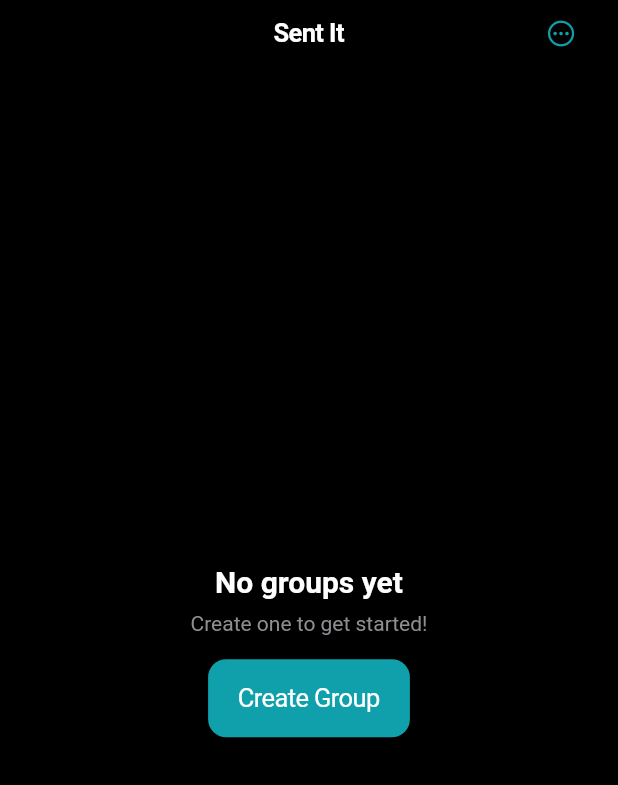
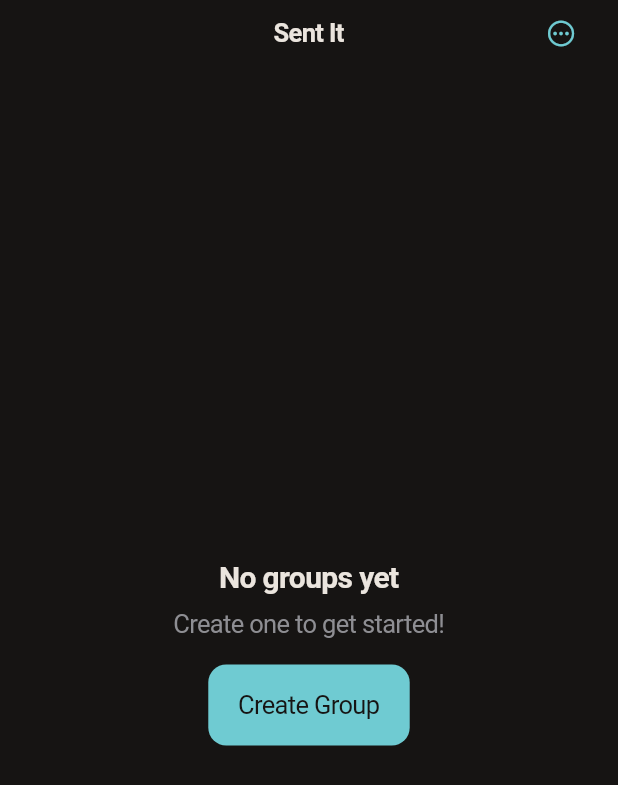
Before and after one commit to RolandoQuintana/send_it, a Flutter app: the screen it shows after launch, on a phone screen of 412 x 824 dp. Shown: the top 785 px of the screen. Run offline on Flutter 3.47's test engine with Material 3 defaults, Android fonts, the phone set to English and light mode, and no system bars; drawn by our look-alikes of upgrader; our stand-ins replace flutter_contacts, image_picker, permission_handler, shared_preferences; missing offline and left inert: purchases_flutter, purchases_ui_flutter.

Commit message:
PD-125: Theme foundation with warm-neutral tokens and teal tones
- lib/theme: palette (Scroll Less warm neutrals + brand teal #0FA0AB),
  AppSurfaces tokens via context.surfaces, radii, raised/floating
  shadows, cardDecoration, SF Pro type scale, CupertinoThemeData
  builder that works for light, dark, or system.
- Teal tones that pass contrast: deep teal #087079 for light fills and
  text, lifted #6FCBD2 for dark text, deep #0D7880 dark fill.
- Faint greys nudged darker/lighter so tertiary text holds 3:1.
- Contrast ratios asserted in test/theme/contrast_test.dart.
- main.dart uses the new theme, still forced dark until PD-126.

Co-Authored-By: Claude Opus 5.5 <noreply@anthropic.com>

```diff
--- a/send_it/lib/main.dart
+++ b/send_it/lib/main.dart
@@ -12,6 +12,7 @@ import 'screens/more_screen.dart';
 import 'services/blast_feature_service.dart';
 import 'services/group_storage.dart';
 import 'services/subscription_service.dart';
+import 'theme/app_theme.dart';
 import 'widgets/subscription_gate.dart';
 
 Future<void> main() async {
@@ -28,14 +29,9 @@ class SendItApp extends StatelessWidget {
   Widget build(BuildContext context) {
     return CupertinoApp(
       title: 'Sent It',
-      theme: const CupertinoThemeData(
-        primaryColor: Color(0xFF0fa0ab),
-        brightness: Brightness.dark,
-        scaffoldBackgroundColor: CupertinoColors.black,
-        textTheme: CupertinoTextThemeData(
-          textStyle: TextStyle(color: CupertinoColors.white),
-        ),
-      ),
+      // Dark until the Appearance setting (PD-126) lands; screens still
+      // assume a dark background.
+      theme: AppTheme.cupertino(brightness: Brightness.dark),
       home: SubscriptionGate(
         child: UpgradeAlert(
           upgrader: Upgrader(
--- /dev/null
+++ b/send_it/lib/theme/app_colors.dart
@@ -0,0 +1,77 @@
+import 'package:flutter/cupertino.dart';
+
+/// Raw palette. Widgets should read [AppSurfaces] via `context.surfaces`
+/// so they follow light and dark; reach for these only when building
+/// tokens.
+///
+/// Neutrals are Scroll Less's warm palette. Contrast ratios (WCAG) are
+/// noted against the surface each color is meant to sit on and are
+/// asserted in `test/theme/contrast_test.dart`.
+abstract final class AppColors {
+  // Brand teal. The identity color (icon, avatars, large glyphs). White on
+  // it is 3.1:1: fine for icons and large text, too weak for small labels,
+  // so filled controls and teal text use [tealDeep] / [tealOnDark].
+  static const Color brand = Color(0xFF0FA0AB);
+
+  // Light teal tones. [tealDeep] carries white at 5.7:1 and reads as text
+  // on shell 4.9:1, panel 5.7:1, fill 4.8:1.
+  static const Color tealDeep = Color(0xFF087079);
+  static const Color tealSoft = Color(0xFFDCEEEE);
+
+  // Dark teal tones. [tealOnDark] is for text and glyphs (shell 9.8:1,
+  // panel 8.2:1); [tealDarkFill] is deep so buttons don't glow (white
+  // 5.1:1); [tealDarkSoft] is the wash behind teal text (7.2:1).
+  static const Color tealOnDark = Color(0xFF6FCBD2);
+  static const Color tealDarkFill = Color(0xFF0D7880);
+  static const Color tealDarkSoft = Color(0xFF1E3133);
+
+  static const Color onTeal = Color(0xFFFDFCFA);
+
+  // Warm neutrals (light). Ink on panel 14.7:1, muted on panel 5.6:1 and
+  // on shell 4.9:1. Faint is a step darker than Scroll Less's so it holds
+  // 3:1 on shell, panel and fill; still tertiary and disabled only.
+  static const Color shell = Color(0xFFF2EBE3);
+  static const Color panel = Color(0xFFFFFCF8);
+  static const Color fill = Color(0xFFEFE7DE);
+  static const Color border = Color(0xFFE0D6CB);
+  static const Color n300 = Color(0xFFD0C4B6);
+  static const Color faint = Color(0xFF8A837B);
+  static const Color muted = Color(0xFF6B6560);
+  static const Color ink = Color(0xFF2A2622);
+
+  /// Warm brown used at low alpha for every light-mode shadow, so depth
+  /// never looks grey on the warm neutrals.
+  static const Color shadow = Color(0xFF3B2A1A);
+
+  // Warm charcoal (dark), never pure black. Depth comes from lightness:
+  // shell → panel → raised each step lighter. Ink on panel 12.3:1, muted
+  // 5.7:1, faint 3.5:1 (lifted from Scroll Less's to clear 3:1 on fill;
+  // tertiary only).
+  static const Color dShell = Color(0xFF161413);
+  static const Color dPanel = Color(0xFF272421);
+  static const Color dFill = Color(0xFF2F2B28);
+  static const Color dRaised = Color(0xFF36322F);
+  static const Color dBorder = Color(0xFF3B3734);
+  static const Color dEdge = Color(0x0FFFF4E8);
+  static const Color dFaint = Color(0xFF7E7872);
+  static const Color dMuted = Color(0xFFA39C95);
+  static const Color dInk = Color(0xFFEBE5DE);
+
+  // Status (light): text tone on its soft wash.
+  static const Color success = Color(0xFF4C6741);
+  static const Color successSoft = Color(0xFFEAF0E2);
+  static const Color warning = Color(0xFF94580A);
+  static const Color warningSoft = Color(0xFFFAF0DA);
+  static const Color danger = Color(0xFFB7171A);
+  static const Color dangerSoft = Color(0xFFFBF0EF);
+  static const Color dangerBorder = Color(0xFFE3C6C3);
+
+  // Status (dark): lifted tones on deep washes.
+  static const Color dSuccess = Color(0xFFA3C495);
+  static const Color dSuccessSoft = Color(0xFF243020);
+  static const Color dWarning = Color(0xFFE2B866);
+  static const Color dWarningSoft = Color(0xFF3A2E18);
+  static const Color dDanger = Color(0xFFF08A80);
+  static const Color dDangerSoft = Color(0xFF3B201E);
+  static const Color dDangerBorder = Color(0xFF5E2D29);
+}
--- /dev/null
+++ b/send_it/lib/theme/app_surfaces.dart
@@ -0,0 +1,200 @@
+import 'package:flutter/cupertino.dart';
+
+import 'app_colors.dart';
+
+/// Corner radii. Use with [RoundedSuperellipseBorder] for iOS-style
+/// continuous corners.
+abstract final class AppRadii {
+  static const double sm = 10;
+  static const double md = 14;
+  static const double lg = 22;
+  static const double xl = 28;
+}
+
+/// Theme-aware tokens for everything the app draws. Read via
+/// `context.surfaces`, which picks [light] or [dark] from the current
+/// Cupertino brightness.
+@immutable
+class AppSurfaces {
+  const AppSurfaces({
+    required this.brightness,
+    required this.background,
+    required this.card,
+    required this.raisedFill,
+    required this.fill,
+    required this.hairline,
+    required this.cardEdge,
+    required this.ink,
+    required this.muted,
+    required this.faint,
+    required this.brand,
+    required this.accent,
+    required this.accentFill,
+    required this.onAccent,
+    required this.accentSoft,
+    required this.shadowColor,
+    required this.success,
+    required this.successSoft,
+    required this.warning,
+    required this.warningSoft,
+    required this.danger,
+    required this.dangerSoft,
+    required this.dangerBorder,
+  });
+
+  final Brightness brightness;
+
+  /// Page shell behind everything.
+  final Color background;
+
+  /// Cards, grouped sections, sheets.
+  final Color card;
+
+  /// Surface that sits above [card] (segmented thumbs, popovers).
+  final Color raisedFill;
+
+  /// Quiet fill for inputs, tracks, chips and inset wells.
+  final Color fill;
+  final Color hairline;
+
+  /// Rim drawn around cards; carries depth in dark where shadows vanish.
+  final Color cardEdge;
+
+  final Color ink;
+  final Color muted;
+
+  /// Tertiary text and inactive glyphs only (about 3:1).
+  final Color faint;
+
+  /// Brand teal, unchanged across themes: avatars, icon-like glyphs and
+  /// large fills. Not for small text.
+  final Color brand;
+
+  /// Teal for text, links and selected glyphs.
+  final Color accent;
+
+  /// Background of filled controls (buttons, FAB, switch track); [onAccent]
+  /// sits on it.
+  final Color accentFill;
+  final Color onAccent;
+
+  /// Pale teal wash for selected rows, chips and pills.
+  final Color accentSoft;
+  final Color shadowColor;
+
+  final Color success;
+  final Color successSoft;
+  final Color warning;
+  final Color warningSoft;
+  final Color danger;
+  final Color dangerSoft;
+  final Color dangerBorder;
+
+  bool get isDark => brightness == Brightness.dark;
+
+  static const light = AppSurfaces(
+    brightness: Brightness.light,
+    background: AppColors.shell,
+    card: AppColors.panel,
+    raisedFill: AppColors.panel,
+    fill: AppColors.fill,
+    hairline: AppColors.border,
+    cardEdge: Color(0x00000000),
+    ink: AppColors.ink,
+    muted: AppColors.muted,
+    faint: AppColors.faint,
+    brand: AppColors.brand,
+    accent: AppColors.tealDeep,
+    accentFill: AppColors.tealDeep,
+    onAccent: AppColors.onTeal,
+    accentSoft: AppColors.tealSoft,
+    shadowColor: AppColors.shadow,
+    success: AppColors.success,
+    successSoft: AppColors.successSoft,
+    warning: AppColors.warning,
+    warningSoft: AppColors.warningSoft,
+    danger: AppColors.danger,
+    dangerSoft: AppColors.dangerSoft,
+    dangerBorder: AppColors.dangerBorder,
+  );
+
+  static const dark = AppSurfaces(
+    brightness: Brightness.dark,
+    background: AppColors.dShell,
+    card: AppColors.dPanel,
+    raisedFill: AppColors.dRaised,
+    fill: AppColors.dFill,
+    hairline: AppColors.dBorder,
+    cardEdge: AppColors.dEdge,
+    ink: AppColors.dInk,
+    muted: AppColors.dMuted,
+    faint: AppColors.dFaint,
+    brand: AppColors.brand,
+    accent: AppColors.tealOnDark,
+    accentFill: AppColors.tealDarkFill,
+    onAccent: AppColors.onTeal,
+    accentSoft: AppColors.tealDarkSoft,
+    shadowColor: Color(0xFF000000),
+    success: AppColors.dSuccess,
+    successSoft: AppColors.dSuccessSoft,
+    warning: AppColors.dWarning,
+    warningSoft: AppColors.dWarningSoft,
+    danger: AppColors.dDanger,
+    dangerSoft: AppColors.dDangerSoft,
+    dangerBorder: AppColors.dDangerBorder,
+  );
+
+  static AppSurfaces of(Brightness brightness) =>
+      brightness == Brightness.dark ? dark : light;
+
+  /// Resting depth for cards and tiles: a tight contact shadow plus a soft,
+  /// wide ambient one.
+  List<BoxShadow> get raised => [
+        BoxShadow(
+          color: shadowColor.withValues(alpha: 0.05),
+          blurRadius: 2,
+          offset: const Offset(0, 1),
+        ),
+        BoxShadow(
+          color: shadowColor.withValues(alpha: 0.07),
+          blurRadius: 24,
+          offset: const Offset(0, 8),
+        ),
+      ];
+
+  /// Depth for chrome that floats over content (FAB, composer, overlays).
+  List<BoxShadow> get floating => [
+        BoxShadow(
+          color: shadowColor.withValues(alpha: 0.06),
+          blurRadius: 3,
+          offset: const Offset(0, 1),
+        ),
+        BoxShadow(
+          color: shadowColor.withValues(alpha: 0.12),
+          blurRadius: 40,
+          offset: const Offset(0, 14),
+        ),
+      ];
+
+  /// Continuous-corner card with resting depth.
+  ShapeDecoration cardDecoration({
+    double radius = AppRadii.lg,
+    Color? color,
+  }) {
+    return ShapeDecoration(
+      color: color ?? card,
+      shape: RoundedSuperellipseBorder(
+        borderRadius: BorderRadius.circular(radius),
+        side: BorderSide(color: cardEdge, width: 0.5),
+      ),
+      shadows: raised,
+    );
+  }
+}
+
+extension AppSurfacesContext on BuildContext {
+  /// Tokens for the current brightness (the app's theme, or the platform's
+  /// when the theme follows the system).
+  AppSurfaces get surfaces =>
+      AppSurfaces.of(CupertinoTheme.brightnessOf(this));
+}
--- /dev/null
+++ b/send_it/lib/theme/app_text.dart
@@ -0,0 +1,99 @@
+import 'package:flutter/cupertino.dart';
+
+/// iOS text styles in SF Pro (sizes and tracking from Apple's HIG). Nothing
+/// under 12pt. Styles carry no color, so text inherits `ink` from the
+/// theme; pass `surfaces.muted` etc. with `copyWith` where needed.
+abstract final class AppText {
+  // Flutter maps these names to SF Pro Text / Display on iOS.
+  static const String _text = 'CupertinoSystemText';
+  static const String _display = 'CupertinoSystemDisplay';
+
+  static const TextStyle largeTitle = TextStyle(
+    fontFamily: _display,
+    fontSize: 34,
+    fontWeight: FontWeight.w700,
+    letterSpacing: 0.37,
+    height: 1.2,
+  );
+
+  static const TextStyle title1 = TextStyle(
+    fontFamily: _display,
+    fontSize: 28,
+    fontWeight: FontWeight.w700,
+    letterSpacing: 0.36,
+    height: 1.2,
+  );
+
+  static const TextStyle title2 = TextStyle(
+    fontFamily: _display,
+    fontSize: 22,
+    fontWeight: FontWeight.w700,
+    letterSpacing: -0.26,
+    height: 1.25,
+  );
+
+  static const TextStyle title3 = TextStyle(
+    fontFamily: _display,
+    fontSize: 20,
+    fontWeight: FontWeight.w600,
+    letterSpacing: -0.45,
+    height: 1.25,
+  );
+
+  static const TextStyle headline = TextStyle(
+    fontFamily: _text,
+    fontSize: 17,
+    fontWeight: FontWeight.w600,
+    letterSpacing: -0.43,
+    height: 1.3,
+  );
+
+  static const TextStyle body = TextStyle(
+    fontFamily: _text,
+    fontSize: 17,
+    fontWeight: FontWeight.w400,
+    letterSpacing: -0.43,
+    height: 1.3,
+  );
+
+  static const TextStyle callout = TextStyle(
+    fontFamily: _text,
+    fontSize: 16,
+    fontWeight: FontWeight.w400,
+    letterSpacing: -0.31,
+    height: 1.3,
+  );
+
+  static const TextStyle subhead = TextStyle(
+    fontFamily: _text,
+    fontSize: 15,
+    fontWeight: FontWeight.w400,
+    letterSpacing: -0.23,
+    height: 1.35,
+  );
+
+  static const TextStyle footnote = TextStyle(
+    fontFamily: _text,
+    fontSize: 13,
+    fontWeight: FontWeight.w400,
+    letterSpacing: -0.08,
+    height: 1.35,
+  );
+
+  static const TextStyle caption = TextStyle(
+    fontFamily: _text,
+    fontSize: 12,
+    fontWeight: FontWeight.w400,
+    letterSpacing: 0,
+    height: 1.35,
+  );
+
+  /// Uppercase grouped-section header (apply `.toUpperCase()` to the text).
+  static const TextStyle sectionHeader = TextStyle(
+    fontFamily: _text,
+    fontSize: 13,
+    fontWeight: FontWeight.w500,
+    letterSpacing: 0.2,
+    height: 1.35,
+  );
+}
--- /dev/null
+++ b/send_it/lib/theme/app_theme.dart
@@ -0,0 +1,53 @@
+import 'package:flutter/cupertino.dart';
+
+import 'app_surfaces.dart';
+import 'app_text.dart';
+
+/// Builds the app's [CupertinoThemeData].
+///
+/// Pass a [Brightness] to force light or dark; pass null to follow the
+/// system. Colors are [CupertinoDynamicColor]s, so either way they resolve
+/// to the matching [AppSurfaces] tokens.
+abstract final class AppTheme {
+  static CupertinoThemeData cupertino({Brightness? brightness}) {
+    const l = AppSurfaces.light;
+    const d = AppSurfaces.dark;
+
+    final ink = CupertinoDynamicColor.withBrightness(
+      color: l.ink,
+      darkColor: d.ink,
+    );
+    final accent = CupertinoDynamicColor.withBrightness(
+      color: l.accent,
+      darkColor: d.accent,
+    );
+
+    return CupertinoThemeData(
+      brightness: brightness,
+      // Cupertino uses primaryColor both for tinted text and for
+      // `CupertinoButton.filled`, so it gets the text-safe teal; its
+      // contrasting color keeps filled-button labels at 4.5:1 or above.
+      primaryColor: accent,
+      primaryContrastingColor: CupertinoDynamicColor.withBrightness(
+        color: l.onAccent,
+        darkColor: d.background,
+      ),
+      scaffoldBackgroundColor: CupertinoDynamicColor.withBrightness(
+        color: l.background,
+        darkColor: d.background,
+      ),
+      // Slightly translucent so the nav bar blurs content beneath it.
+      barBackgroundColor: CupertinoDynamicColor.withBrightness(
+        color: l.background.withValues(alpha: 0.92),
+        darkColor: d.background.withValues(alpha: 0.92),
+      ),
+      textTheme: CupertinoTextThemeData(
+        primaryColor: accent,
+        textStyle: AppText.body.copyWith(color: ink),
+        actionTextStyle: AppText.body.copyWith(color: accent),
+        navTitleTextStyle: AppText.headline.copyWith(color: ink),
+        navLargeTitleTextStyle: AppText.largeTitle.copyWith(color: ink),
+      ),
+    );
+  }
+}
```
Also changed, not shown: 1 other file.
